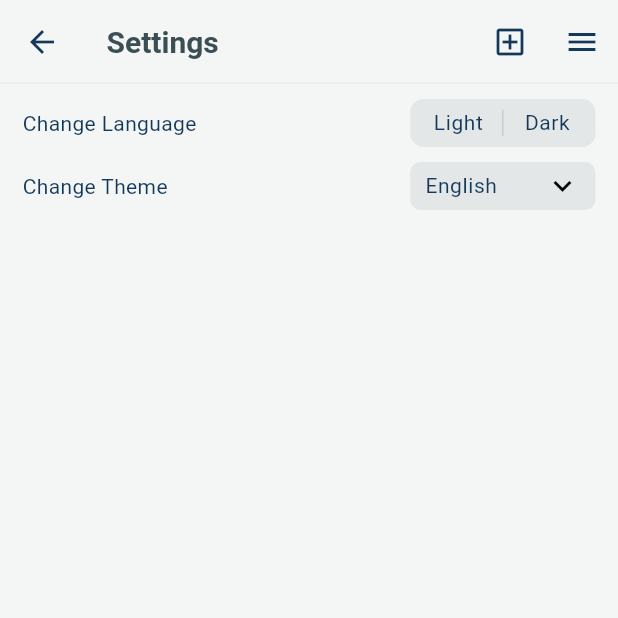
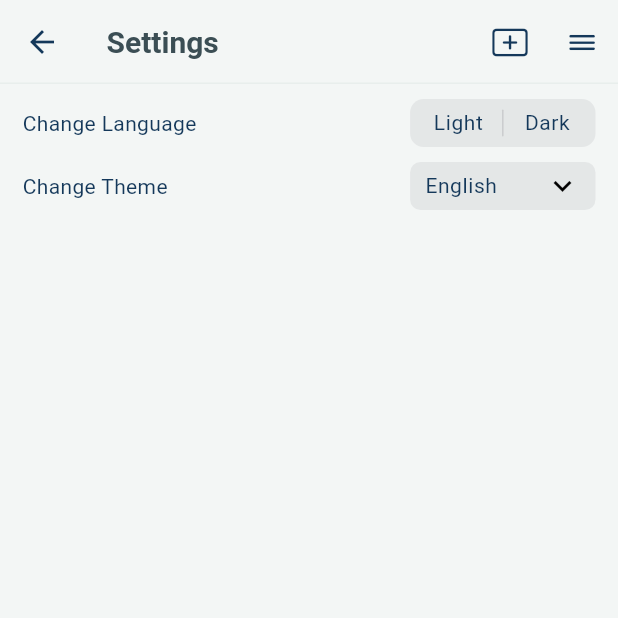
Before and after one commit to obenkucuk/catstagram, a Flutter app: the SettingsView screen opened directly, on a phone screen of 412 x 824 dp, the top half of it. Run offline on Flutter 3.47's test engine with Material 2 defaults, Android fonts, the phone set to English and light mode, and no system bars; our stand-ins replace flutter_dotenv, get, go_router, isar, lottie; accounts and stored records are empty; generated files the repository leaves out were written again; Roboto replaces fonts that are missing (Ubuntu); statements that could not run were skipped.

Commit message:
minor fixes across application

```diff
--- a/lib/main/main_screen_constants.dart
+++ b/lib/main/main_screen_constants.dart
@@ -1,7 +1,6 @@
 import 'package:catstagram/ui/screens/main_screens/settings_screen/settings_screen.dart';
 import 'package:catstagram/ui/screens/main_screens/share_screen/share_screen.dart';
-import 'package:flutter/material.dart';
-
+import 'package:flutter/cupertino.dart';
 import '../ui/screens/main_screens/home_screen/home_screen.dart';
 import '../ui/screens/main_screens/search_screen/search_screen.dart';
 import 'my_bottom_bar_models.dart';
@@ -10,22 +9,22 @@ final MyBottomBar appBottomBarItems = MyBottomBar(
   [
     const MyBottomBarElemet(
       child: HomeScreen(),
-      iconData: Icons.home,
+      iconData: CupertinoIcons.home,
       label: 'Home',
     ),
     const MyBottomBarElemet(
       child: SearchScreen(),
-      iconData: Icons.search,
+      iconData: CupertinoIcons.search,
       label: 'Search',
     ),
     const MyBottomBarElemet(
       child: ShareScreen(),
-      iconData: Icons.add_box_outlined,
+      iconData: CupertinoIcons.plus_app,
       label: 'Share',
     ),
     const MyBottomBarElemet(
       child: SettingsScreen(),
-      iconData: Icons.settings,
+      iconData: CupertinoIcons.settings,
       label: 'Settings',
     ),
   ],
--- a/lib/ui/screens/main_screens/search_screen/widget/search_history.dart
+++ b/lib/ui/screens/main_screens/search_screen/widget/search_history.dart
@@ -1,5 +1,6 @@
 import 'package:catstagram/core/services/localization_service/localization_service.dart';
 import 'package:catstagram/ui/screens/main_screens/search_screen/controller/search_controller.dart';
+import 'package:flutter/cupertino.dart';
 import 'package:flutter/material.dart';
 import '../../../../../components/shimmer_effect_widget/shimmer_effect_widget.dart';
 import '../../../../../theme/text_styles.dart';
@@ -118,7 +119,7 @@ class _SearchHistoryState extends State<SearchHistory> with SingleTickerProvider
                         GestureDetector(
                           onTap: () async => await widget.onDelete(e.keyword),
                           child: Icon(
-                            Icons.close_rounded,
+                            CupertinoIcons.delete_simple,
                             size: 16,
                             color: Theme.of(context).textTheme.bodyLarge!.color,
                           ),
--- a/lib/ui/screens/main_screens/settings_screen/view/settings_view.dart
+++ b/lib/ui/screens/main_screens/settings_screen/view/settings_view.dart
@@ -21,8 +21,8 @@ class SettingsView extends GetView<SettingsController> {
         centerTitle: false,
         bottom: const PreferredSize(preferredSize: Size.zero, child: Divider()),
         actions: [
-          IconButton(onPressed: () {}, icon: const Icon(Icons.add_box_outlined)),
-          IconButton(onPressed: () {}, icon: const Icon(Icons.menu)),
+          IconButton(onPressed: () {}, icon: const Icon(CupertinoIcons.plus_rectangle)),
+          IconButton(onPressed: () {}, icon: const Icon(CupertinoIcons.bars)),
         ],
       ),
       key: controller.scaffoldKey,
```
Also changed, not shown: lib/components/shimmer_effect_widget/shimmer_effect_widget.dart (+5 -12 lines), lib/ui/screens/main_screens/home_screen/view/home_view.dart (+5 -9 lines), lib/ui/screens/main_screens/home_screen/widget/single_post.dart (+6 -5 lines), lib/ui/screens/main_screens/home_screen/widget/single_story.dart (+8 -3 lines), lib/ui/screens/main_screens/search_screen/view/search_view.dart (+5 -5 lines).
